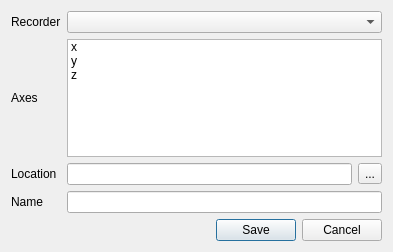
The window that src/main/python/ui/savewav.ui (3ll3d00d/qvibe-analyser) describes before a commit, drawn with Qt 5.
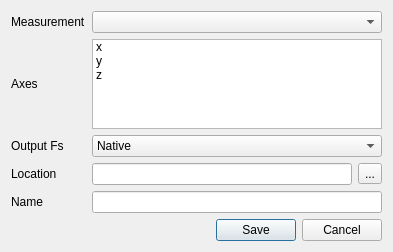
The same window after the commit.

Commit message: export measurements not recorders & allow for resampling to REW compatible sample rates for further analysis #48

```diff
--- a/src/main/python/ui/savewav.ui
+++ b/src/main/python/ui/savewav.ui
@@ -14,24 +14,7 @@
    <string>Dialog</string>
   </property>
   <layout class="QGridLayout" name="gridLayout">
-   <item row="1" column="0">
-    <widget class="QLabel" name="axesLabel">
-     <property name="text">
-      <string>Axes</string>
-     </property>
-    </widget>
-   </item>
-   <item row="2" column="2">
-    <widget class="QToolButton" name="locationPicker">
-     <property name="text">
-      <string>...</string>
-     </property>
-    </widget>
-   </item>
-   <item row="3" column="1" colspan="2">
-    <widget class="QLineEdit" name="fileName"/>
-   </item>
-   <item row="4" column="0" colspan="3">
+   <item row="5" column="0" colspan="3">
     <widget class="QDialogButtonBox" name="buttonBox">
      <property name="orientation">
       <enum>Qt::Horizontal</enum>
@@ -41,15 +24,33 @@
      </property>
     </widget>
    </item>
-   <item row="3" column="0">
+   <item row="4" column="0">
     <widget class="QLabel" name="fileNameLabel">
      <property name="text">
       <string>Name</string>
      </property>
     </widget>
    </item>
-   <item row="0" column="1" colspan="2">
-    <widget class="QComboBox" name="recorder"/>
+   <item row="0" column="0">
+    <widget class="QLabel" name="measurementLabel">
+     <property name="text">
+      <string>Measurement</string>
+     </property>
+    </widget>
+   </item>
+   <item row="3" column="1">
+    <widget class="QLineEdit" name="location">
+     <property name="readOnly">
+      <bool>true</bool>
+     </property>
+    </widget>
+   </item>
+   <item row="1" column="0">
+    <widget class="QLabel" name="axesLabel">
+     <property name="text">
+      <string>Axes</string>
+     </property>
+    </widget>
    </item>
    <item row="1" column="1" colspan="2">
     <widget class="QListWidget" name="axes">
@@ -73,27 +74,52 @@
      </item>
     </widget>
    </item>
-   <item row="2" column="1">
-    <widget class="QLineEdit" name="location">
-     <property name="readOnly">
-      <bool>true</bool>
+   <item row="3" column="2">
+    <widget class="QToolButton" name="locationPicker">
+     <property name="text">
+      <string>...</string>
      </property>
     </widget>
    </item>
-   <item row="2" column="0">
-    <widget class="QLabel" name="localtionLabel">
+   <item row="4" column="1" colspan="2">
+    <widget class="QLineEdit" name="fileName"/>
+   </item>
+   <item row="0" column="1" colspan="2">
+    <widget class="QComboBox" name="measurement"/>
+   </item>
+   <item row="3" column="0">
+    <widget class="QLabel" name="locationLabel">
      <property name="text">
       <string>Location</string>
      </property>
     </widget>
    </item>
-   <item row="0" column="0">
-    <widget class="QLabel" name="recorderLabel">
+   <item row="2" column="0">
+    <widget class="QLabel" name="outputFsLabel">
      <property name="text">
-      <string>Recorder</string>
+      <string>Output Fs</string>
      </property>
     </widget>
    </item>
+   <item row="2" column="1" colspan="2">
+    <widget class="QComboBox" name="outputFs">
+     <item>
+      <property name="text">
+       <string>Native</string>
+      </property>
+     </item>
+     <item>
+      <property name="text">
+       <string>44.1 kHz</string>
+      </property>
+     </item>
+     <item>
+      <property name="text">
+       <string>48 kHz</string>
+      </property>
+     </item>
+    </widget>
+   </item>
   </layout>
  </widget>
  <resources/>
```
The commit also changes 6 other files.
